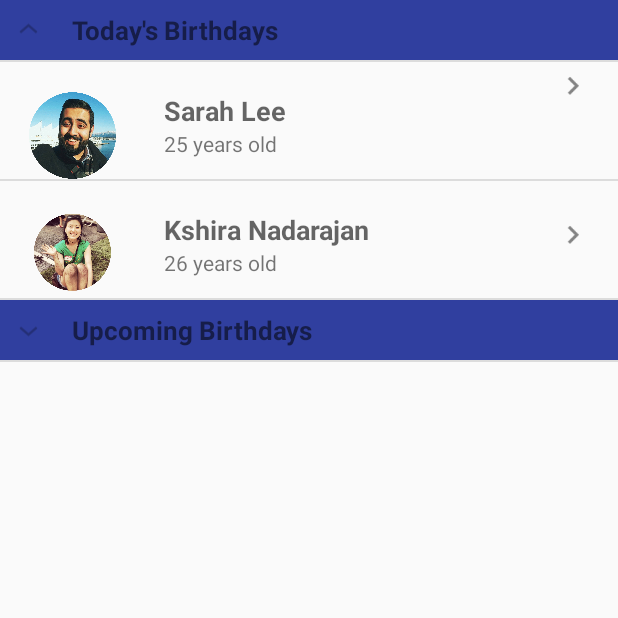
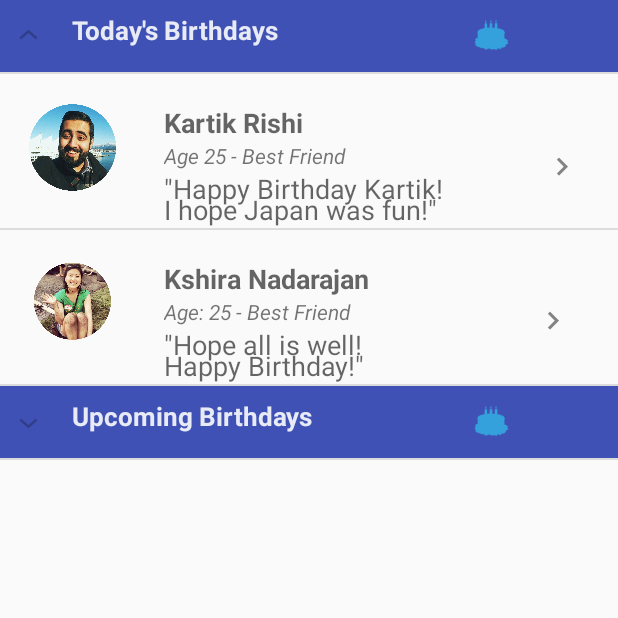
Before and after one commit to ishareef/dontmissit-android, an Android app: the screen it shows after launch (MainActivity), on a phone screen of 412 x 824 dp, the top half of it. Run offline under Robolectric (Android 15) with nearby library versions, the phone set to English and light mode, and no system bars.

Commit message:
lastest changes

```diff
--- a/DontMissIt/app/src/main/res/layout/list_group.xml
+++ b/DontMissIt/app/src/main/res/layout/list_group.xml
@@ -1,15 +1,24 @@
 <?xml version="1.0" encoding="utf-8"?>
-<LinearLayout xmlns:android="http://schemas.android.com/apk/res/android"
+<RelativeLayout xmlns:android="http://schemas.android.com/apk/res/android"
     android:orientation="vertical" android:layout_width="match_parent"
     android:layout_height="wrap_content"
     android:padding="8dp"
-    android:background="#303F9F">
+    android:background="#3f51b5">
 
     <TextView
         android:id="@+id/lblListHeader"
-        android:layout_width="fill_parent"
+        android:layout_width="304dp"
         android:layout_height="wrap_content"
         android:paddingLeft="?android:attr/expandableListPreferredItemPaddingLeft"
-        android:textSize="17dp"/>
+        android:textSize="17dp"
+        android:textColor="#e8eaf6"/>
 
-</LinearLayout>
+    <ImageView
+        android:layout_width="wrap_content"
+        android:layout_height="wrap_content"
+        android:id="@+id/imageView"
+        android:layout_alignParentTop="true"
+        android:layout_toEndOf="@+id/lblListHeader"
+        android:src="@drawable/ic_cake_big" />
+
+</RelativeLayout>
--- a/DontMissIt/app/src/main/res/layout/list_item1_1.xml
+++ b/DontMissIt/app/src/main/res/layout/list_item1_1.xml
@@ -28,29 +28,48 @@
         android:layout_width="wrap_content"
         android:layout_height="wrap_content"
         android:textAppearance="?android:attr/textAppearanceMedium"
-        android:text="Sarah Lee"
+        android:text="Kartik Rishi"
         android:id="@+id/textView1_1"
         android:layout_alignTop="@+id/imageView1_1"
         android:layout_toEndOf="@+id/imageView1_1"
         android:layout_marginStart="32dp"
         android:textStyle="bold" />
 
+    <ImageView
+        android:layout_width="wrap_content"
+        android:layout_height="wrap_content"
+        android:id="@+id/imageView_1_1"
+        android:layout_marginEnd="21dp"
+        android:src="@drawable/ic_action_name"
+        android:layout_alignBottom="@+id/imageView1_1"
+        android:layout_alignParentEnd="true" />
+
     <TextView
         android:layout_width="wrap_content"
         android:layout_height="wrap_content"
         android:textAppearance="?android:attr/textAppearanceSmall"
-        android:text="25 years old"
-        android:id="@+id/textView1_12"
+        android:text="Age 25 - Best Friend"
+        android:id="@+id/textView"
         android:layout_below="@+id/textView1_1"
-        android:layout_alignStart="@+id/textView1_1" />
+        android:layout_alignStart="@+id/textView1_1"
+        android:textStyle="italic" />
 
-    <ImageView
+    <TextView
         android:layout_width="wrap_content"
         android:layout_height="wrap_content"
-        android:id="@+id/imageView_1_1"
-        android:layout_alignTop="@+id/textView1_2"
-        android:layout_alignParentEnd="true"
-        android:layout_marginEnd="14dp"
-        android:src="@drawable/ic_action_name" />
+        android:textAppearance="?android:attr/textAppearanceMedium"
+        android:text="&quot;Happy Birthday Kartik!"
+        android:id="@+id/textView2"
+        android:layout_below="@+id/textView"
+        android:layout_alignStart="@+id/textView" />
+
+    <TextView
+        android:layout_width="wrap_content"
+        android:layout_height="wrap_content"
+        android:textAppearance="?android:attr/textAppearanceMedium"
+        android:text="I hope Japan was fun!&quot;"
+        android:id="@+id/textView3"
+        android:layout_below="@+id/imageView1_1"
+        android:layout_alignStart="@+id/textView2" />
 
 </RelativeLayout>
--- a/DontMissIt/app/src/main/res/layout/list_item1_2.xml
+++ b/DontMissIt/app/src/main/res/layout/list_item1_2.xml
@@ -35,22 +35,41 @@
         android:layout_marginStart="32dp"
         android:textStyle="bold" />
 
+    <ImageView
+        android:layout_width="wrap_content"
+        android:layout_height="wrap_content"
+        android:id="@+id/imageView_1_2"
+        android:src="@drawable/ic_action_name"
+        android:layout_marginEnd="27dp"
+        android:layout_alignTop="@+id/textView4"
+        android:layout_alignParentEnd="true" />
+
     <TextView
         android:layout_width="wrap_content"
         android:layout_height="wrap_content"
         android:textAppearance="?android:attr/textAppearanceSmall"
-        android:text="26 years old"
-        android:id="@+id/textView1_22"
+        android:text="Age: 25 - Best Friend"
+        android:id="@+id/textView4"
         android:layout_below="@+id/textView1_2"
-        android:layout_alignStart="@+id/textView1_2" />
+        android:layout_alignStart="@+id/textView1_2"
+        android:textStyle="italic" />
 
-    <ImageView
+    <TextView
         android:layout_width="wrap_content"
         android:layout_height="wrap_content"
-        android:id="@+id/imageView_1_2"
-        android:layout_alignTop="@+id/textView1_2"
-        android:layout_alignParentEnd="true"
-        android:layout_marginEnd="14dp"
-        android:src="@drawable/ic_action_name" />
+        android:textAppearance="?android:attr/textAppearanceMedium"
+        android:text="&quot;Hope all is well!"
+        android:id="@+id/textView5"
+        android:layout_below="@+id/textView4"
+        android:layout_alignStart="@+id/textView4" />
+
+    <TextView
+        android:layout_width="wrap_content"
+        android:layout_height="wrap_content"
+        android:textAppearance="?android:attr/textAppearanceMedium"
+        android:text="Happy Birthday!&quot;"
+        android:id="@+id/textView6"
+        android:layout_below="@+id/imageView1_2"
+        android:layout_alignStart="@+id/textView5" />
 
 </RelativeLayout>
```
Also changed, not shown: DontMissIt/app/src/main/res/drawable-hdpi/ic_action_name.png, DontMissIt/app/src/main/res/drawable-hdpi/ic_cake.png (added), DontMissIt/app/src/main/res/drawable-hdpi/ic_cake_big.png (added), DontMissIt/app/src/main/res/drawable-mdpi/ic_action_name.png, DontMissIt/app/src/main/res/drawable-mdpi/ic_cake.png (added), DontMissIt/app/src/main/res/drawable-mdpi/ic_cake_big.png (added), DontMissIt/app/src/main/res/drawable-xhdpi/ic_action_name.png, DontMissIt/app/src/main/res/drawable-xhdpi/ic_cake.png (added), DontMissIt/app/src/main/res/drawable-xhdpi/ic_cake_big.png (added), DontMissIt/app/src/main/res/drawable-xxhdpi/ic_action_name.png, DontMissIt/app/src/main/res/drawable-xxhdpi/ic_cake.png (added), DontMissIt/app/src/main/res/drawable-xxhdpi/ic_cake_big.png (added).
